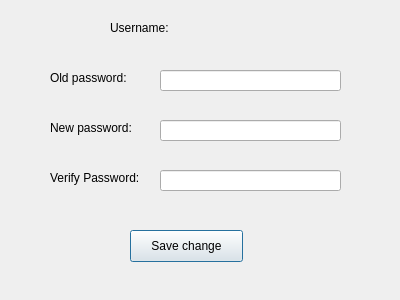
The window that Application/Integrated Version/changepassword.ui (NathanielSmithUOW/BigTracker) describes before a commit, drawn with Qt 5.
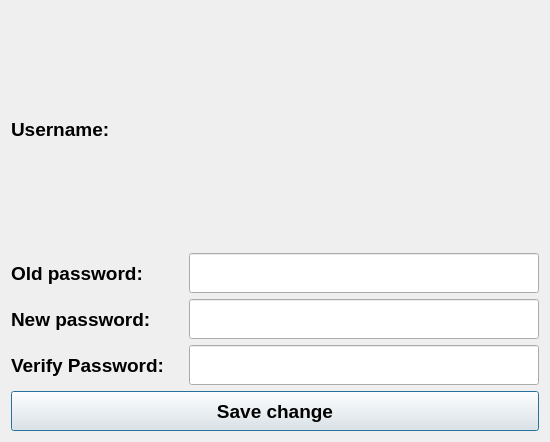
The same window after the commit.

Diff of the .ui file:
```diff
--- a/Application/Integrated Version/changepassword.ui
+++ b/Application/Integrated Version/changepassword.ui
@@ -6,130 +6,180 @@
    <rect>
     <x>0</x>
     <y>0</y>
-    <width>400</width>
-    <height>300</height>
+    <width>550</width>
+    <height>442</height>
    </rect>
   </property>
+  <property name="minimumSize">
+   <size>
+    <width>500</width>
+    <height>400</height>
+   </size>
+  </property>
   <property name="windowTitle">
    <string>Dialog</string>
   </property>
+  <layout class="QGridLayout" name="gridLayout">
+   <item row="0" column="2">
+    <widget class="QLabel" name="changePassword_usernameDataLabel">
+     <property name="font">
+      <font>
+       <family>Arial</family>
+       <pointsize>14</pointsize>
+       <weight>75</weight>
+       <bold>true</bold>
+      </font>
+     </property>
+     <property name="text">
+      <string/>
+     </property>
+    </widget>
+   </item>
+   <item row="1" column="0">
   <widget class="QLabel" name="changePassword_oldPwdLabel">
-   <property name="geometry">
-    <rect>
-     <x>50</x>
-     <y>70</y>
-     <width>91</width>
-     <height>16</height>
-    </rect>
+     <property name="font">
+      <font>
+       <family>Arial</family>
+       <pointsize>14</pointsize>
+       <weight>75</weight>
+       <bold>true</bold>
+      </font>
    </property>
    <property name="text">
     <string>Old password: </string>
    </property>
   </widget>
+   </item>
+   <item row="1" column="1" colspan="2">
+    <widget class="QLineEdit" name="changePassword_oldPwdLineEdit">
+     <property name="minimumSize">
+      <size>
+       <width>0</width>
+       <height>40</height>
+      </size>
+     </property>
+     <property name="font">
+      <font>
+       <family>Arial</family>
+       <pointsize>14</pointsize>
+       <weight>75</weight>
+       <bold>true</bold>
+      </font>
+     </property>
+     <property name="echoMode">
+      <enum>QLineEdit::Password</enum>
+     </property>
+    </widget>
+   </item>
+   <item row="2" column="0">
   <widget class="QLabel" name="changPassword_newPwdLabel">
-   <property name="geometry">
-    <rect>
-     <x>50</x>
-     <y>120</y>
-     <width>101</width>
-     <height>16</height>
-    </rect>
+     <property name="font">
+      <font>
+       <family>Arial</family>
+       <pointsize>14</pointsize>
+       <weight>75</weight>
+       <bold>true</bold>
+      </font>
    </property>
    <property name="text">
     <string>New password:</string>
    </property>
   </widget>
+   </item>
+   <item row="2" column="1" colspan="2">
+    <widget class="QLineEdit" name="changePassword_newPwdLineEdit">
+     <property name="minimumSize">
+      <size>
+       <width>0</width>
+       <height>40</height>
+      </size>
+     </property>
+     <property name="font">
+      <font>
+       <family>Arial</family>
+       <pointsize>14</pointsize>
+       <weight>75</weight>
+       <bold>true</bold>
+      </font>
+     </property>
+     <property name="echoMode">
+      <enum>QLineEdit::Password</enum>
+     </property>
+    </widget>
+   </item>
+   <item row="3" column="0">
   <widget class="QLabel" name="changePassword_verifyLabel">
-   <property name="geometry">
-    <rect>
-     <x>50</x>
-     <y>170</y>
-     <width>111</width>
-     <height>16</height>
-    </rect>
+     <property name="font">
+      <font>
+       <family>Arial</family>
+       <pointsize>14</pointsize>
+       <weight>75</weight>
+       <bold>true</bold>
+      </font>
    </property>
    <property name="text">
     <string>Verify Password:</string>
    </property>
   </widget>
-  <widget class="QLabel" name="changePassword_usernameLabel">
-   <property name="geometry">
-    <rect>
-     <x>110</x>
-     <y>20</y>
-     <width>71</width>
-     <height>16</height>
-    </rect>
-   </property>
-   <property name="text">
-    <string>Username:</string>
-   </property>
-  </widget>
-  <widget class="QLabel" name="changePassword_usernameDataLabel">
-   <property name="geometry">
-    <rect>
-     <x>190</x>
-     <y>20</y>
-     <width>91</width>
-     <height>16</height>
-    </rect>
-   </property>
-   <property name="text">
-    <string/>
-   </property>
-  </widget>
-  <widget class="QLineEdit" name="changePassword_oldPwdLineEdit">
-   <property name="geometry">
-    <rect>
-     <x>160</x>
-     <y>70</y>
-     <width>181</width>
-     <height>21</height>
-    </rect>
-   </property>
-   <property name="echoMode">
-    <enum>QLineEdit::Password</enum>
-   </property>
-  </widget>
-  <widget class="QLineEdit" name="changePassword_newPwdLineEdit">
-   <property name="geometry">
-    <rect>
-     <x>160</x>
-     <y>120</y>
-     <width>181</width>
-     <height>21</height>
-    </rect>
-   </property>
-   <property name="echoMode">
-    <enum>QLineEdit::Password</enum>
-   </property>
-  </widget>
+   </item>
+   <item row="3" column="1" colspan="2">
   <widget class="QLineEdit" name="changePassword_verifyLineEdit">
-   <property name="geometry">
-    <rect>
-     <x>160</x>
-     <y>170</y>
-     <width>181</width>
-     <height>21</height>
-    </rect>
+     <property name="minimumSize">
+      <size>
+       <width>0</width>
+       <height>40</height>
+      </size>
+     </property>
+     <property name="font">
+      <font>
+       <family>Arial</family>
+       <pointsize>14</pointsize>
+       <weight>75</weight>
+       <bold>true</bold>
+      </font>
    </property>
    <property name="echoMode">
     <enum>QLineEdit::Password</enum>
    </property>
   </widget>
+   </item>
+   <item row="4" column="0" colspan="3">
   <widget class="QPushButton" name="changePassword_savePushButton">
-   <property name="geometry">
-    <rect>
-     <x>130</x>
-     <y>230</y>
-     <width>113</width>
-     <height>32</height>
-    </rect>
+     <property name="minimumSize">
+      <size>
+       <width>0</width>
+       <height>40</height>
+      </size>
+     </property>
+     <property name="font">
+      <font>
+       <family>Arial</family>
+       <pointsize>14</pointsize>
+       <weight>75</weight>
+       <bold>true</bold>
+      </font>
    </property>
    <property name="text">
     <string>Save change</string>
    </property>
   </widget>
+   </item>
+   <item row="0" column="0">
+    <widget class="QLabel" name="changePassword_usernameLabel">
+     <property name="font">
+      <font>
+       <family>Arial</family>
+       <pointsize>14</pointsize>
+       <weight>75</weight>
+       <bold>true</bold>
+      </font>
+     </property>
+     <property name="text">
+      <string>Username:</string>
+     </property>
+    </widget>
+   </item>
+  </layout>
  </widget>
  <resources/>
  <connections/>
```
Lines whose indentation alone changed are shown as unchanged.
